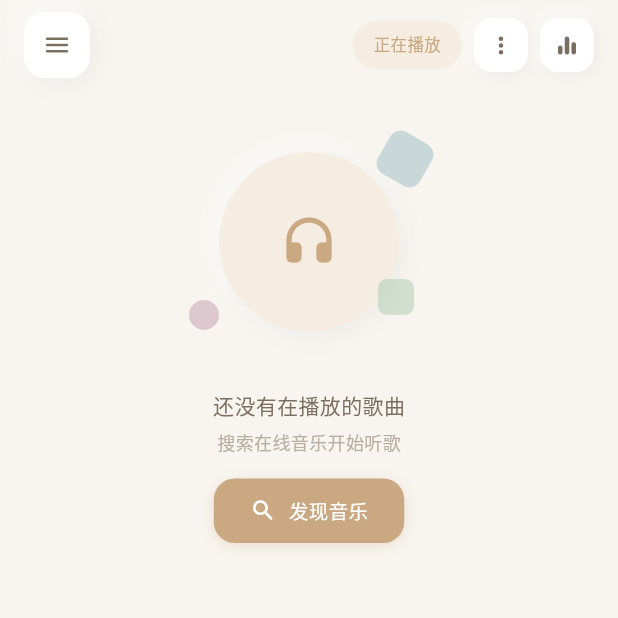
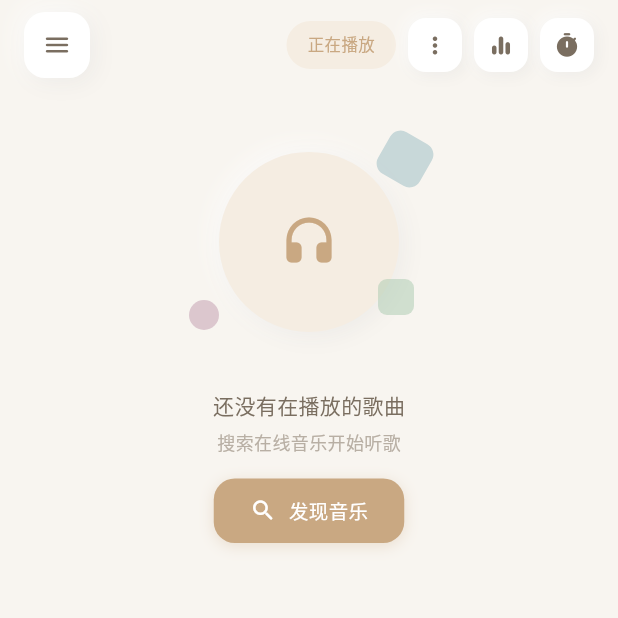
Before and after one commit to guqlule/bodian-music, a Flutter app: the screen it shows after launch, on a phone screen of 412 x 824 dp, the top half of it. Run offline on Flutter 3.47's test engine with Material 3 defaults, Android fonts, the light colour scheme and no system bars; our stand-ins replace audio_service, dio, file_picker, flutter_riverpod, go_router, hive and 5 more; missing offline and left inert: encrypt, flutter_js, webdav_client; accounts and stored records are empty; network calls fail.

Commit message:
feat: sleep timer quick-access icon in playback top bar

```diff
--- a/lib/screens/home/home_screen.dart
+++ b/lib/screens/home/home_screen.dart
@@ -604,6 +604,31 @@ class _PlayerHomeViewState extends ConsumerState<PlayerHomeView>
                   child: Icon(effectIconFor(_currentEffect), color: AppColors.textSecondary, size: 18),
                 ),
               ),
+              const SizedBox(width: 8),
+              // 定时关闭快捷入口：激活时高亮并显示剩余分钟数
+              Consumer(builder: (context, ref, _) {
+                final active = ref.watch(sleepTimerActiveProvider).valueOrNull ?? false;
+                final remaining = ref.watch(sleepTimerRemainingProvider).valueOrNull;
+                final min = active && remaining != null
+                    ? ((remaining.inSeconds + 59) ~/ 60).toString()
+                    : null;
+                return GestureDetector(
+                  onTap: () => context.push('/sleep-timer'),
+                  child: Container(
+                    width: 36, height: 36,
+                    decoration: BoxDecoration(
+                      color: active ? AppColors.primarySoftColor : AppColors.card,
+                      borderRadius: BorderRadius.circular(12),
+                      boxShadow: active ? null : AppNeumorphic.flat,
+                    ),
+                    child: Icon(
+                      Icons.timer_rounded,
+                      color: active ? AppColors.primary : AppColors.textSecondary,
+                      size: 18,
+                    ),
+                  ),
+                );
+              }),
             ],
           ),
         ],
```
